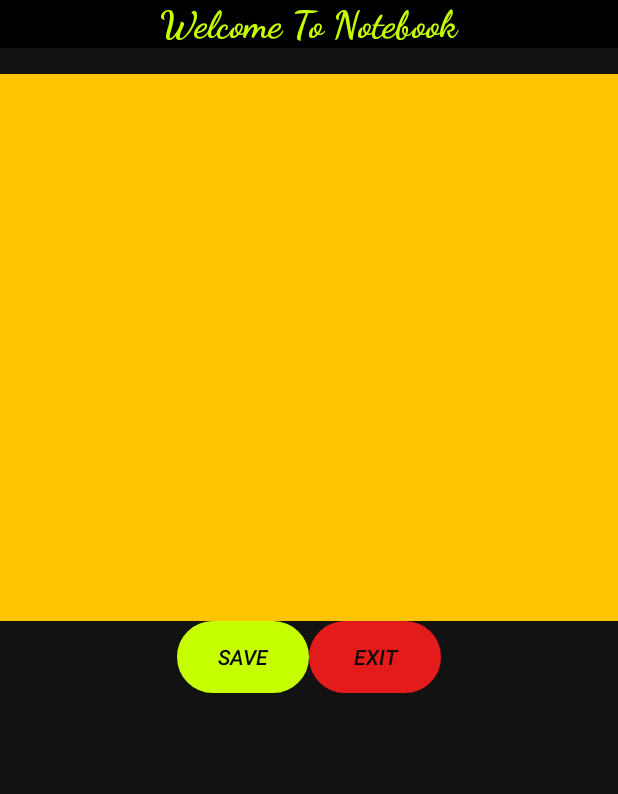
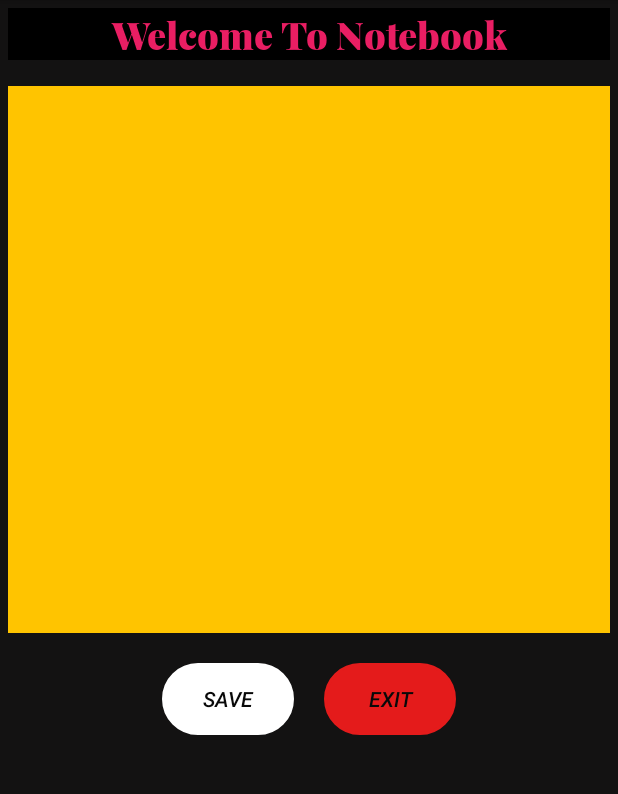
Before and after one commit to ramimhossain12/Programming-Diary, an Android app: the screen it shows after launch (MainActivity), after a tap on "SAVE", on a phone screen of 412 x 824 dp, the part 84-878 px from its top. Run offline under Robolectric (Android 15) with nearby library versions, the phone set to English and light mode, and no system bars.

Commit message:
new code add

```diff
--- a/app/src/main/java/com/example/notepad/MainActivity.java
+++ b/app/src/main/java/com/example/notepad/MainActivity.java
@@ -27,8 +27,7 @@ import java.io.InputStreamReader;
 public class MainActivity extends AppCompatActivity implements View.OnClickListener {
    //    Button
     private EditText editText;
-    private Button savebutton ;
-    private Button exitButton;
+    private Button savebutton,exitButton;
     private android.app.AlertDialog.Builder alertDialogBuilder;
 
 
@@ -64,7 +63,7 @@ public class MainActivity extends AppCompatActivity implements View.OnClickListe
 
 
                 }else{
-                    Toast.makeText(getApplicationContext(),"Please enter some data",Toast.LENGTH_SHORT);
+                    Toast.makeText(getApplicationContext(),"Please enter some data",Toast.LENGTH_SHORT).show();
                 }
             }
         });
@@ -131,7 +130,7 @@ public class MainActivity extends AppCompatActivity implements View.OnClickListe
             try {
                 fileOutputStream.write(text.getBytes());
                 fileOutputStream.close();
-                Toast.makeText(getApplicationContext(),"  datais saved ",Toast.LENGTH_SHORT);
+                Toast.makeText(getApplicationContext(),"  Note saved ",Toast.LENGTH_SHORT).show();
 
             } catch (IOException e) {
                 e.printStackTrace();
--- a/app/src/main/res/layout-large-notnight/activity_main.xml
+++ b/app/src/main/res/layout-large-notnight/activity_main.xml
@@ -6,6 +6,7 @@
     android:layout_height="match_parent"
     android:orientation="vertical"
     android:background=" #131212"
+    android:padding="5dp"
     tools:context=".MainActivity">
 
 
@@ -16,9 +17,9 @@
         android:textSize="25sp"
         android:textStyle="bold"
         android:background="#000000"
-        android:fontFamily="cursive"
+        android:fontFamily="@font/ff"
         android:text="Welcome To Notebook"
-        android:textColor="#C6FF00"
+        android:textColor="#E91E63"
         />
 
 
@@ -40,6 +41,7 @@
     <LinearLayout
         android:layout_width="wrap_content"
         android:layout_height="wrap_content"
+        android:paddingTop="20dp"
         android:layout_gravity="center_horizontal"
         android:orientation="horizontal">
 
@@ -51,9 +53,10 @@
             android:layout_gravity="center"
             style="@style/Widget.AppCompat.Button.Colored"
             android:textStyle="italic"
+            android:layout_marginRight="20dp"
             android:textColor="#090909"
             android:background="@drawable/brt_shape"
-            android:backgroundTint="#C6FF00"
+            android:backgroundTint="#FFFFFF"
             android:text="Save"
 
             />
--- a/app/src/main/res/layout-normal-notnight/activity_main.xml
+++ b/app/src/main/res/layout-normal-notnight/activity_main.xml
@@ -6,6 +6,7 @@
     android:layout_height="match_parent"
     android:orientation="vertical"
     android:background=" #131212"
+    android:padding="5dp"
     tools:context=".MainActivity">
 
 
@@ -16,9 +17,9 @@
         android:textSize="25sp"
         android:textStyle="bold"
         android:background="#000000"
-        android:fontFamily="cursive"
+        android:fontFamily="@font/ff"
         android:text="Welcome To Notebook"
-        android:textColor="#C6FF00"
+        android:textColor="#E91E63"
         />
 
 
@@ -40,6 +41,7 @@
     <LinearLayout
         android:layout_width="wrap_content"
         android:layout_height="wrap_content"
+        android:paddingTop="20dp"
         android:layout_gravity="center_horizontal"
         android:orientation="horizontal">
 
@@ -52,8 +54,9 @@
             style="@style/Widget.AppCompat.Button.Colored"
             android:textStyle="italic"
             android:textColor="#090909"
+            android:layout_marginRight="20dp"
             android:background="@drawable/brt_shape"
-            android:backgroundTint="#C6FF00"
+            android:backgroundTint="#FFFFFF"
             android:text="Save"
 
             />
--- a/app/src/main/res/layout-small-notnight/activity_main.xml
+++ b/app/src/main/res/layout-small-notnight/activity_main.xml
@@ -5,6 +5,7 @@
     android:layout_width="match_parent"
     android:layout_height="match_parent"
     android:orientation="vertical"
+    android:padding="5dp"
     android:background=" #131212"
     tools:context=".MainActivity">
 
@@ -15,9 +16,9 @@
         android:textAlignment="center"
         android:textStyle="bold"
         android:background="#000000"
-        android:fontFamily="cursive"
+        android:fontFamily="@font/ff"
         android:text="Welcome To Notebook"
-        android:textColor="#C6FF00"
+        android:textColor="#E91E63"
         />
 
 
@@ -40,6 +41,7 @@
         android:layout_width="wrap_content"
         android:layout_height="wrap_content"
         android:layout_gravity="center_horizontal"
+        android:paddingTop="20dp"
         android:orientation="horizontal">
 
 
@@ -52,7 +54,8 @@
             android:textStyle="italic"
             android:textColor="#090909"
             android:background="@drawable/brt_shape"
-            android:backgroundTint="#C6FF00"
+            android:layout_marginRight="20dp"
+            android:backgroundTint="#FFFFFF"
             android:text="Save"
 
             />
--- a/app/src/main/res/layout-xlarge-notnight/activity_main.xml
+++ b/app/src/main/res/layout-xlarge-notnight/activity_main.xml
@@ -6,6 +6,7 @@
     android:layout_height="match_parent"
     android:orientation="vertical"
     android:background=" #131212"
+    android:padding="5dp"
     tools:context=".MainActivity">
 
 
@@ -16,9 +17,9 @@
         android:textSize="25sp"
         android:textStyle="bold"
         android:background="#000000"
-        android:fontFamily="cursive"
+        android:fontFamily="@font/ff"
         android:text="Welcome To Notebook"
-        android:textColor="#C6FF00"
+        android:textColor="#E91E63"
         />
 
 
@@ -40,6 +41,7 @@
     <LinearLayout
         android:layout_width="wrap_content"
         android:layout_height="wrap_content"
+        android:paddingTop="20dp"
         android:layout_gravity="center_horizontal"
         android:orientation="horizontal">
 
@@ -53,7 +55,8 @@
             android:textStyle="italic"
             android:textColor="#090909"
             android:background="@drawable/brt_shape"
-            android:backgroundTint="#C6FF00"
+            android:layout_marginRight="20dp"
+            android:backgroundTint="#FFFFFF"
 
             android:text="Save"
 
--- a/app/src/main/res/layout/activity_main.xml
+++ b/app/src/main/res/layout/activity_main.xml
@@ -6,6 +6,7 @@
     android:layout_height="match_parent"
     android:orientation="vertical"
     android:background=" #131212"
+    android:padding="5dp"
     tools:context=".MainActivity">
 
 
```
